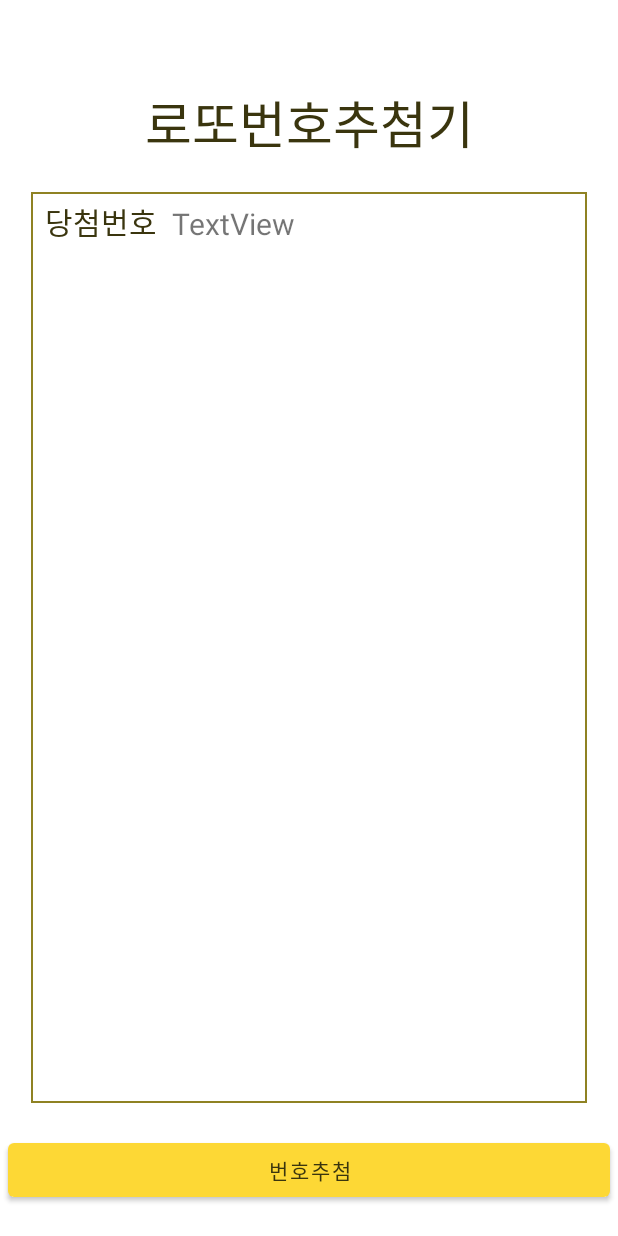
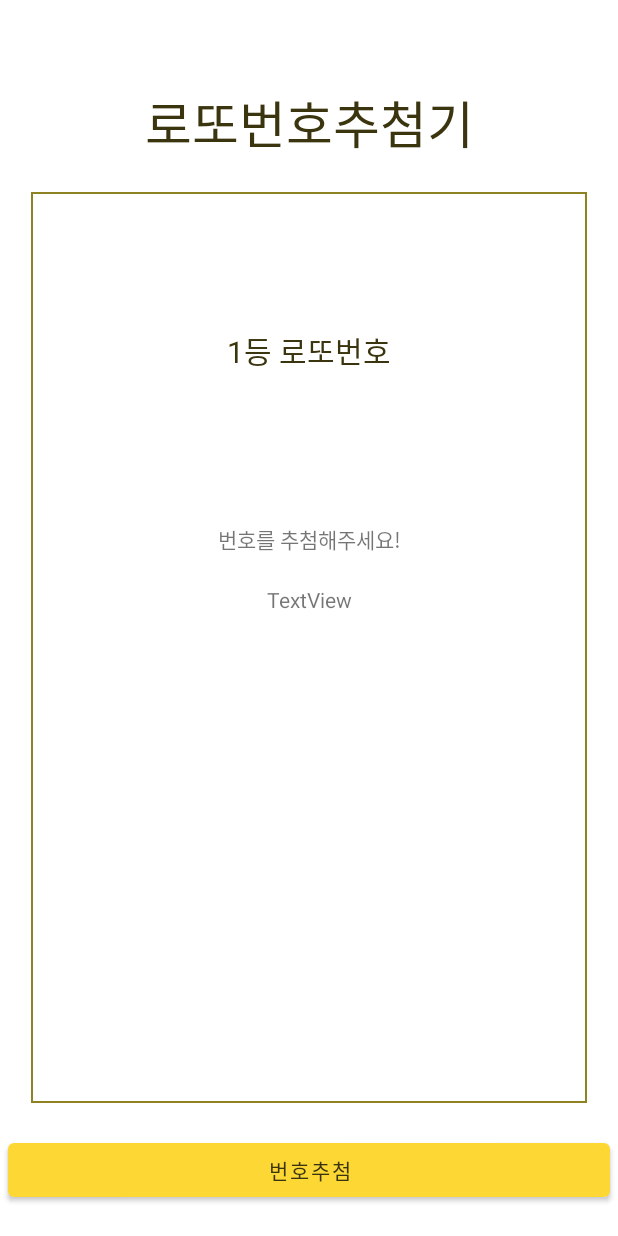
Before and after one commit to jiwonHub/MyLotto, an Android app: the layout activity_lotto.xml on its own in the app's theme, with its tools: preview values and no code run, on a phone screen of 412 x 824 dp. Run offline under Robolectric (Android 15) with nearby library versions, the phone set to English and light mode, and no system bars.

Commit message:
당첨번호 출력 및 카운트 출력

```diff
--- a/app/build.gradle
+++ b/app/build.gradle
@@ -37,7 +37,7 @@ android {
 }
 
 dependencies {
-
+    implementation("org.jetbrains.kotlinx:kotlinx-coroutines-android:1.6.4")
     implementation 'androidx.core:core-ktx:1.9.0'
     implementation 'androidx.appcompat:appcompat:1.5.1'
     implementation 'com.google.android.material:material:1.7.0'
--- a/app/src/main/res/layout/activity_lotto.xml
+++ b/app/src/main/res/layout/activity_lotto.xml
@@ -29,7 +29,7 @@
         android:layout_marginEnd="20dp"
         android:layout_marginBottom="20dp"
         android:background="@drawable/border_layout"
-        app:layout_constraintBottom_toTopOf="@+id/button3"
+        app:layout_constraintBottom_toTopOf="@+id/start"
         app:layout_constraintEnd_toEndOf="parent"
         app:layout_constraintHorizontal_bias="0.0"
         app:layout_constraintStart_toStartOf="parent"
@@ -37,16 +37,14 @@
         app:layout_constraintVertical_bias="0.0">
 
         <TextView
-            android:id="@+id/textView3"
+            android:id="@+id/probability"
             android:layout_width="wrap_content"
             android:layout_height="wrap_content"
-            android:layout_marginStart="10dp"
-            android:text="@string/당첨번호"
-            android:textColor="#3a350e"
-            android:textSize="20sp"
-            app:layout_constraintBottom_toTopOf="@+id/imageView"
+            android:layout_marginTop="20dp"
+            android:text="TextView"
+            app:layout_constraintEnd_toEndOf="parent"
             app:layout_constraintStart_toStartOf="parent"
-            app:layout_constraintTop_toTopOf="parent" />
+            app:layout_constraintTop_toBottomOf="@+id/LottoNumber" />
 
         <ImageView
             android:id="@+id/imageView"
@@ -79,21 +77,32 @@
             app:srcCompat="@drawable/dash_line" />
 
         <TextView
-            android:id="@+id/textView4"
-            android:layout_width="0dp"
+            android:id="@+id/textView3"
+            android:layout_width="wrap_content"
             android:layout_height="wrap_content"
-            android:layout_marginStart="10dp"
-            android:text="TextView"
+            android:layout_marginTop="50dp"
+            android:text="1등 로또번호"
+            android:textColor="@color/color2"
             android:textSize="20sp"
-            app:layout_constraintBottom_toBottomOf="@+id/textView3"
             app:layout_constraintEnd_toEndOf="parent"
-            app:layout_constraintStart_toEndOf="@+id/textView3" />
+            app:layout_constraintStart_toStartOf="parent"
+            app:layout_constraintTop_toBottomOf="@+id/imageView" />
+
+        <TextView
+            android:id="@+id/LottoNumber"
+            android:layout_width="wrap_content"
+            android:layout_height="wrap_content"
+            android:layout_marginTop="100dp"
+            android:text="번호를 추첨해주세요!"
+            app:layout_constraintEnd_toEndOf="parent"
+            app:layout_constraintStart_toStartOf="parent"
+            app:layout_constraintTop_toBottomOf="@+id/textView3" />
 
 
     </androidx.constraintlayout.widget.ConstraintLayout>
 
     <Button
-        android:id="@+id/button3"
+        android:id="@+id/start"
         android:layout_width="0dp"
         android:layout_height="wrap_content"
         android:layout_marginStart="5dp"
--- a/app/src/main/res/values/strings.xml
+++ b/app/src/main/res/values/strings.xml
@@ -1,7 +1,7 @@
 <resources>
     <string name="app_name">Lotto</string>
     <string name="로또번호추첨기">로또번호추첨기</string>
-    <string name="당첨번호">당첨번호</string>
+    <string name="당첨번호">1등 당첨번호</string>
     <string name="todo">TODO</string>
     <string name="todo2">TODO</string>
     <string name="번호추첨">번호추첨</string>
```
Also changed, not shown: app/src/main/java/com/example/lotto/Ui/LottoActivity.kt (+32 -3 lines).
